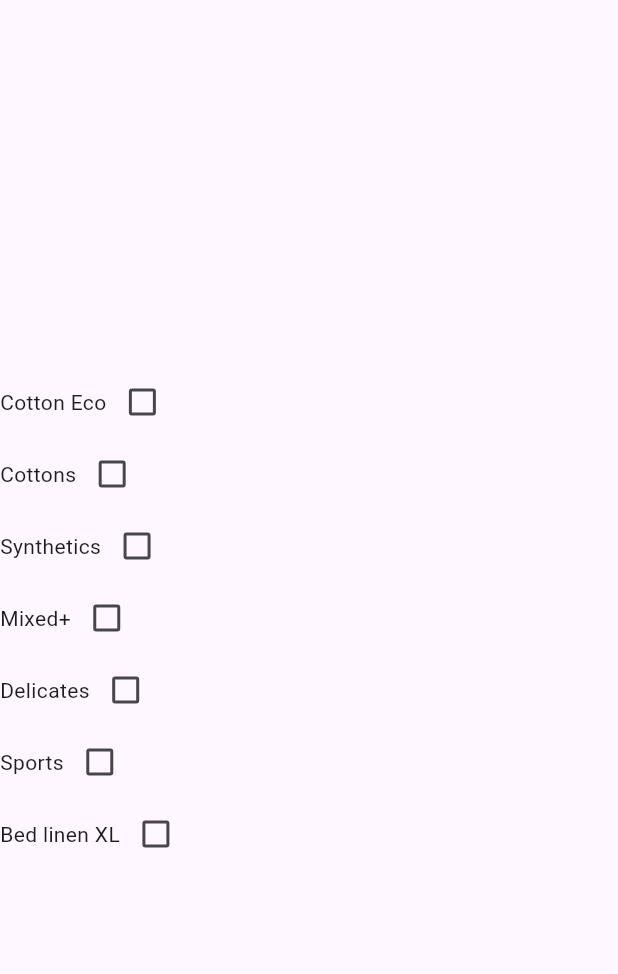
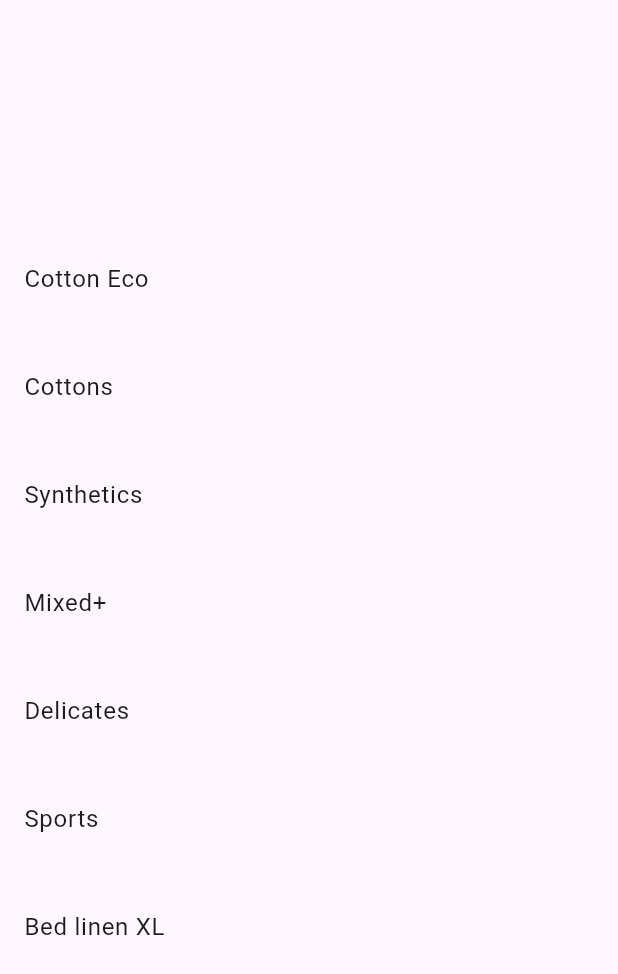
Before and after one commit to ChrysostomouNygren/electrolx, a Flutter app: the screen it shows after launch, on a phone screen of 412 x 824 dp. Shown: the top 974 px of the screen. Run offline on Flutter 3.47's test engine with Material 3 defaults, Android fonts, the phone set to English and light mode, and no system bars.

Commit message:
Added subtitles and worked on SelectableItem component

```diff
--- a/electrolux/lib/components/SelectableItem.dart
+++ b/electrolux/lib/components/SelectableItem.dart
@@ -2,7 +2,8 @@ import 'package:flutter/material.dart';
 
 class SelectableItem extends StatefulWidget {
   final String title;
-const SelectableItem(String this.title,);
+  final String subtitle;
+const SelectableItem(this.title, this.subtitle, {super.key});
 
   @override
   State<SelectableItem> createState() => _SelectableItemState();
@@ -16,10 +17,9 @@ bool isChecked = false;
 
   isChecked = !isChecked;
     });
-    print(widget.title);
   }
   @override
   Widget build(BuildContext context) {
-    return Row(children: [Text(widget.title), Checkbox(value: isChecked, onChanged: (bool? value){_onCheck();})],);
+    return GestureDetector(onTap: (){_onCheck();}, child: ListTile(title: Text(widget.title), subtitle: isChecked ? Text(widget.subtitle) : const SizedBox.shrink(),));
   }
 }
--- a/electrolux/lib/main.dart
+++ b/electrolux/lib/main.dart
@@ -33,13 +33,14 @@ class _MyHomePageState extends State<MyHomePage> {
         child: Column(
           mainAxisAlignment: MainAxisAlignment.center,
           children: <Widget>[
-            SelectableItem('Cotton Eco'),
-            SelectableItem('Cottons'),
-            SelectableItem('Synthetics'),
-            SelectableItem('Mixed+'),
-            SelectableItem('Delicates'),
-            SelectableItem('Sports'),
-            SelectableItem('Bed linen XL'),
+            // TODO import strings from separate variable.
+            SelectableItem('Cotton Eco', 'Cupboard-dries cottons with maximum energy saving'),
+            SelectableItem('Cottons', '100% cotton fabrics'),
+            SelectableItem('Synthetics', 'For a mix of mostly synthetics fabrics, like polyester, or polyamide.'),
+            SelectableItem('Mixed+', "Cotton, cotton.synthetic blends, and synthetics that don't need ironing."),
+            SelectableItem('Delicates', 'Viscose, rayon, acrylic, and other blends.'),
+            SelectableItem('Sports', 'Athletic clothes made of synthetics like polyester, elastane, or polyamide.'),
+            SelectableItem('Bed linen XL', 'Up to 2 single and 1 double sets of bedding.'),
           ],
         ),
       ),
```
